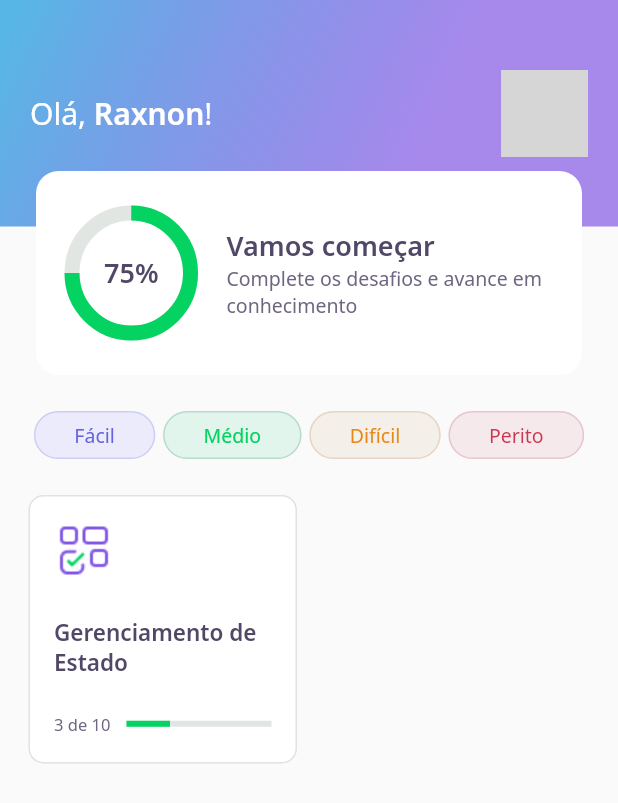
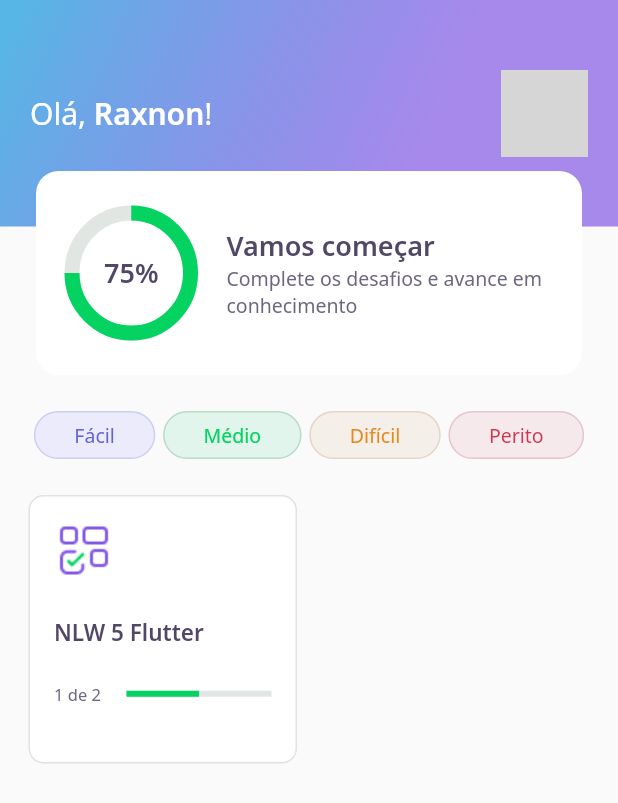
Before and after one commit to rafaelgcs/NLW_Flutter_05, a Flutter app: the HomePage screen opened directly, on a phone screen of 412 x 824 dp. Shown: the top 803 px of the screen. Run offline on Flutter 3.47's test engine with Material 2 defaults, Android fonts, the phone set to English and light mode, and no system bars; our stand-ins replace google_fonts; accounts and stored records are empty; network calls fail; grey boxes are pictures that could not be loaded.

Commit message:
[FEAT] Updating widgets to get data of the json

```diff
--- a/lib/modules/app/pages/home/widgets/appbar/app_bar_widget.dart
+++ b/lib/modules/app/pages/home/widgets/appbar/app_bar_widget.dart
@@ -1,10 +1,12 @@
 import 'package:DevQuiz/core/app_gradients.dart';
 import 'package:DevQuiz/core/app_text_styles.dart';
 import 'package:DevQuiz/modules/app/pages/home/widgets/score_card/score_card_widget.dart';
+import 'package:DevQuiz/modules/shared/models/user_model.dart';
 import 'package:flutter/material.dart';
 
 class AppBarWidget extends PreferredSize {
-  AppBarWidget()
+  final UserModel user;
+  AppBarWidget({required this.user})
       : super(
           preferredSize: Size.fromHeight(250),
           child: Container(
@@ -26,7 +28,7 @@ class AppBarWidget extends PreferredSize {
                           style: AppTextStyles.title,
                           children: [
                             TextSpan(
-                              text: "Raxnon",
+                              text: user.name,
                               style: AppTextStyles.titleBold,
                             ),
                             TextSpan(
@@ -40,8 +42,7 @@ class AppBarWidget extends PreferredSize {
                         decoration: BoxDecoration(
                           borderRadius: BorderRadius.circular(30),
                           image: DecorationImage(
-                            image: NetworkImage(
-                                "https://avatars.githubusercontent.com/u/39930292?v=4"),
+                            image: NetworkImage(user.image),
                           ),
                         ),
                       )
@@ -50,7 +51,9 @@ class AppBarWidget extends PreferredSize {
                 ),
                 Align(
                   alignment: Alignment(0.0, 1.0),
-                  child: ScoreCardWidget(),
+                  child: ScoreCardWidget(
+                    percent: user.score,
+                  ),
                 )
               ],
             ),
--- a/lib/modules/app/pages/home/widgets/chart/chart_widget.dart
+++ b/lib/modules/app/pages/home/widgets/chart/chart_widget.dart
@@ -3,7 +3,8 @@ import 'package:DevQuiz/core/app_text_styles.dart';
 import 'package:flutter/material.dart';
 
 class ChartWidget extends StatelessWidget {
-  const ChartWidget({Key? key}) : super(key: key);
+  final int percent;
+  const ChartWidget({Key? key, this.percent = 0}) : super(key: key);
 
   @override
   Widget build(BuildContext context) {
@@ -27,7 +28,7 @@ class ChartWidget extends StatelessWidget {
           ),
           Center(
             child: Text(
-              "75%",
+              "$percent%",
               style: AppTextStyles.heading,
             ),
           )
--- a/lib/modules/app/pages/home/widgets/quizCard/quiz_card_widget.dart
+++ b/lib/modules/app/pages/home/widgets/quizCard/quiz_card_widget.dart
@@ -5,7 +5,17 @@ import 'package:DevQuiz/modules/shared/widgets/progress_indicator/progress_indic
 import 'package:flutter/material.dart';
 
 class QuizCardWidget extends StatelessWidget {
-  const QuizCardWidget({Key? key}) : super(key: key);
+  final String title;
+  final int totalQuestions;
+  final int completedQuestions;
+  final double percent;
+  const QuizCardWidget(
+      {Key? key,
+      required this.title,
+      required this.totalQuestions,
+      required this.completedQuestions,
+      required this.percent})
+      : super(key: key);
 
   @override
   Widget build(BuildContext context) {
@@ -31,7 +41,7 @@ class QuizCardWidget extends StatelessWidget {
             height: 24,
           ),
           Text(
-            "Gerenciamento de Estado",
+            title,
             style: AppTextStyles.heading15,
           ),
           SizedBox(
@@ -41,15 +51,25 @@ class QuizCardWidget extends StatelessWidget {
             children: [
               Expanded(
                 flex: 1,
-                child: Text(
-                  "3 de 10",
-                  style: AppTextStyles.body11,
+                child: Text.rich(
+                  TextSpan(
+                    text: completedQuestions.toString(),
+                    style: AppTextStyles.body11,
+                    children: [
+                      TextSpan(
+                        text: " de ",
+                      ),
+                      TextSpan(
+                        text: totalQuestions.toString(),
+                      ),
+                    ],
+                  ),
                 ),
               ),
               Expanded(
                 flex: 2,
                 child: ProgressIndicatorWidget(
-                  value: .3,
+                  value: percent,
                 ),
               )
             ],
--- a/lib/modules/app/pages/home/widgets/score_card/score_card_widget.dart
+++ b/lib/modules/app/pages/home/widgets/score_card/score_card_widget.dart
@@ -4,7 +4,8 @@ import 'package:DevQuiz/modules/app/pages/home/widgets/chart/chart_widget.dart';
 import 'package:flutter/material.dart';
 
 class ScoreCardWidget extends StatelessWidget {
-  const ScoreCardWidget({Key? key}) : super(key: key);
+  final int percent;
+  const ScoreCardWidget({Key? key, this.percent = 0}) : super(key: key);
 
   @override
   Widget build(BuildContext context) {
@@ -21,7 +22,9 @@ class ScoreCardWidget extends StatelessWidget {
           children: [
             Expanded(
               flex: 1,
-              child: ChartWidget(),
+              child: ChartWidget(
+                percent: percent,
+              ),
             ),
             Expanded(
               flex: 3,
```
